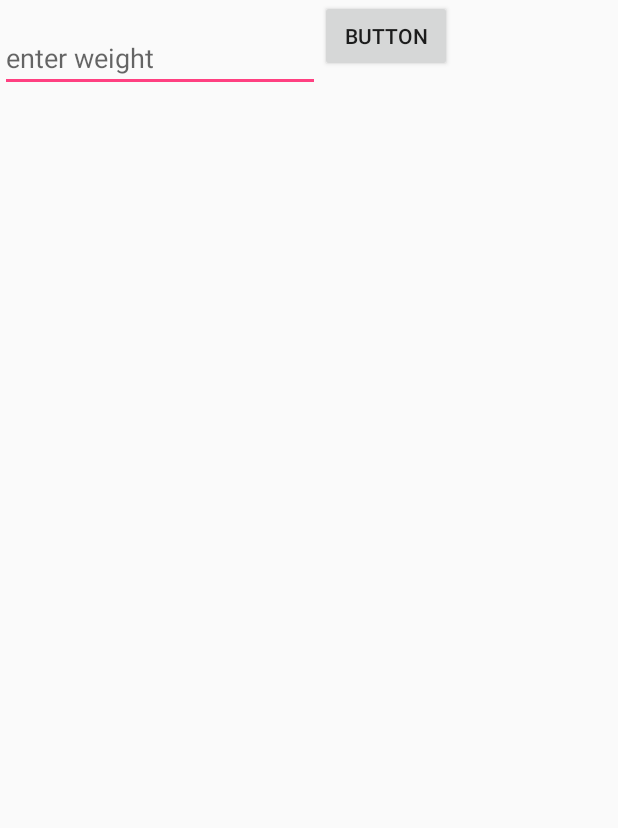
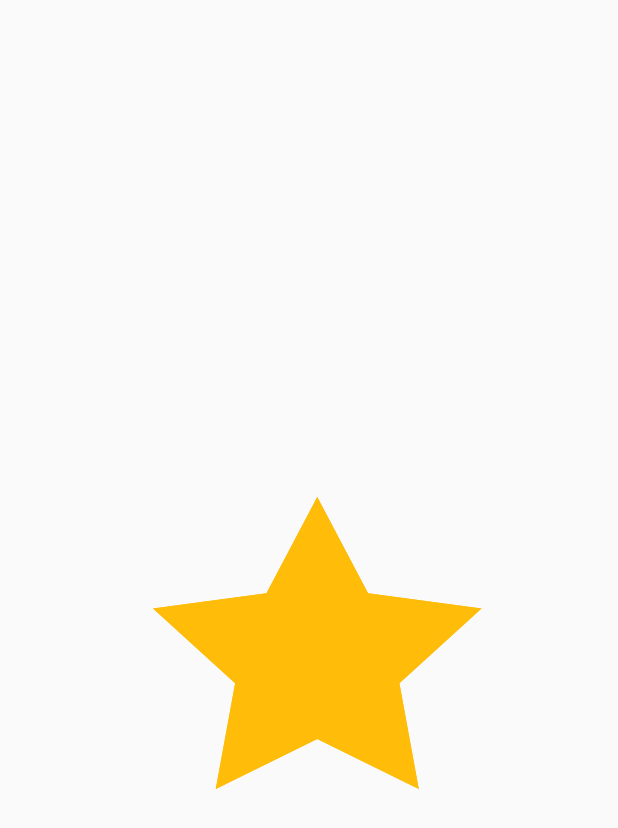
Before and after one commit to ni-da/fitme, an Android app: the WeightActivity screen opened directly, with no data from a screen before it, on a phone screen of 412 x 824 dp. Shown: the top 828 px of the screen. Run offline under Robolectric (Android 15) with nearby library versions, the phone set to English and light mode, and no system bars.

Commit message:
Lottie added
+ star on execute habit screen

```diff
--- a/fitMe/app/build.gradle
+++ b/fitMe/app/build.gradle
@@ -34,6 +34,7 @@ dependencies {
     implementation 'com.google.firebase:firebase-auth:12.0.0'
     implementation 'com.google.firebase:firebase-database:12.0.0'
     implementation 'com.github.bumptech.glide:glide:4.3.1'
+    implementation 'com.airbnb.android:lottie:2.3.1'
     annotationProcessor 'com.github.bumptech.glide:compiler:4.3.1'
 }
 apply plugin: 'com.google.gms.google-services'
--- a/fitMe/app/src/main/java/com/example/nidailyas/fitme/ExecuteHabitActivity.java
+++ b/fitMe/app/src/main/java/com/example/nidailyas/fitme/ExecuteHabitActivity.java
@@ -80,7 +80,9 @@ public class ExecuteHabitActivity extends Main2Activity implements SensorEventLi
     }
 
     public void executeHabit() {
-        findViewById(R.id.textView_addingScor50).setVisibility(View.VISIBLE);
+//        findViewById(R.id.textView_addingScor50).setVisibility(View.VISIBLE);
+        findViewById(R.id.animation_view_star).setVisibility(View.VISIBLE);
+
         new UserManager().updateUserScore((long) 50);
         Date today = new Date();
         Record record = new Record(null, "Done", today,
--- a/fitMe/app/src/main/java/com/example/nidailyas/fitme/Main2Activity.java
+++ b/fitMe/app/src/main/java/com/example/nidailyas/fitme/Main2Activity.java
@@ -76,6 +76,7 @@ public class Main2Activity extends AppCompatActivity {
             @Override
             public void onClick(View view) {
                 startActivity(new Intent(getApplicationContext(), RecordsActivity.class));
+                //startActivity(new Intent(getApplicationContext(), WeightActivity.class));
             }
         });
         updateHeader();
--- a/fitMe/app/src/main/res/layout/activity_execute_habit.xml
+++ b/fitMe/app/src/main/res/layout/activity_execute_habit.xml
@@ -12,6 +12,8 @@
         android:layout_margin="10dp"
         android:orientation="vertical">
         <include layout="@layout/header_main2" />
+
+
 
         <LinearLayout
             android:layout_marginTop="50dp"
--- a/fitMe/app/src/main/res/layout/activity_weight.xml
+++ b/fitMe/app/src/main/res/layout/activity_weight.xml
@@ -1,5 +1,6 @@
 <?xml version="1.0" encoding="utf-8"?>
-<android.support.constraint.ConstraintLayout xmlns:android="http://schemas.android.com/apk/res/android"
+<FrameLayout
+    xmlns:android="http://schemas.android.com/apk/res/android"
     xmlns:app="http://schemas.android.com/apk/res-auto"
     xmlns:tools="http://schemas.android.com/tools"
     android:layout_width="match_parent"
@@ -7,28 +8,37 @@
     tools:context=".WeightActivity">
 
 
-    <LinearLayout
-        android:layout_width="wrap_content"
-        android:layout_height="wrap_content">
-    <EditText
-        android:id="@+id/editText_weight"
+    <com.airbnb.lottie.LottieAnimationView
+        android:id="@+id/animation_view"
         android:layout_width="wrap_content"
         android:layout_height="wrap_content"
-        android:layout_marginTop="16dp"
-        android:ems="10"
-        android:inputType="numberDecimal"
-        android:hint="enter weight"
-        app:layout_constraintEnd_toEndOf="parent"
-        app:layout_constraintStart_toStartOf="parent"
-        app:layout_constraintTop_toTopOf="parent" />
+        android:layout_gravity="center"
+        app:lottie_autoPlay="true"
+        app:lottie_loop="true"
+        app:lottie_rawRes="@raw/star" />
 
-    <Button
-        android:id="@+id/button_save"
-        android:layout_width="wrap_content"
-        android:layout_height="wrap_content"
-        android:text="Button"
-        tools:layout_editor_absoluteX="99dp"
-        tools:layout_editor_absoluteY="72dp" />
-    </LinearLayout>
+    <!--<LinearLayout-->
+        <!--android:layout_width="wrap_content"-->
+        <!--android:layout_height="wrap_content">-->
+    <!--<EditText-->
+        <!--android:id="@+id/editText_weight"-->
+        <!--android:layout_width="wrap_content"-->
+        <!--android:layout_height="wrap_content"-->
+        <!--android:layout_marginTop="16dp"-->
+        <!--android:ems="10"-->
+        <!--android:inputType="numberDecimal"-->
+        <!--android:hint="enter weight"-->
+        <!--app:layout_constraintEnd_toEndOf="parent"-->
+        <!--app:layout_constraintStart_toStartOf="parent"-->
+        <!--app:layout_constraintTop_toTopOf="parent" />-->
 
-</android.support.constraint.ConstraintLayout>
+    <!--<Button-->
+        <!--android:id="@+id/button_save"-->
+        <!--android:layout_width="wrap_content"-->
+        <!--android:layout_height="wrap_content"-->
+        <!--android:text="Button"-->
+        <!--tools:layout_editor_absoluteX="99dp"-->
+        <!--tools:layout_editor_absoluteY="72dp" />-->
+    <!--</LinearLayout>-->
+
+</FrameLayout>
```
Also changed, not shown: fitMe/app/src/main/res/layout/activity_main2.xml (+9 -4 lines), fitMe/app/src/main/res/layout/header_main2.xml (+11 -2 lines), fitMe/app/src/main/res/raw/star.json (added, +1 -0 lines).
